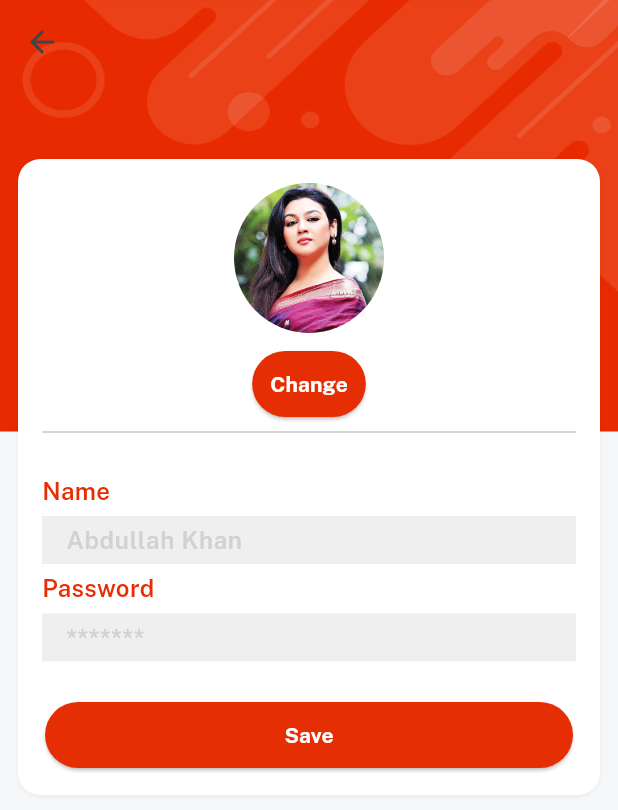
After one commit to AbdullahProjects/eemart, a Flutter app: the EditProfile screen opened directly, after a tap on "Change", on a phone screen of 412 x 824 dp. The commit adds this screen. Shown: the top 810 px of the screen. Run offline on Flutter 3.47's test engine with Material 3 defaults, Android fonts, the light colour scheme and no system bars; our stand-ins replace cloud_firestore, firebase_auth, firebase_core, get, image_picker, velocity_x; accounts and stored records are empty; network calls fail.

Commit message:
edit profile

```diff
--- /dev/null
+++ b/lib/controllers/profile_controller.dart
@@ -0,0 +1,20 @@
+import 'package:eemart/consts/consts.dart';
+import 'package:get/get.dart';
+import 'package:image_picker/image_picker.dart';
+
+class ProfileController extends GetxController {
+  var profileImgPath = ''.obs;
+
+  changeImage(context) async {
+    try {
+      final img = await ImagePicker()
+          .pickImage(source: ImageSource.gallery, imageQuality: 100);
+      if (img == null) return;
+      profileImgPath.value = img.path;
+      update();
+    } catch (e) {
+      VxToast.show(context,
+          msg: e.toString(), bgColor: redColor, textColor: whiteColor);
+    }
+  }
+}
--- /dev/null
+++ b/lib/views/profile_screen/edit_profile_screen.dart
@@ -0,0 +1,73 @@
+import 'dart:io';
+import 'package:eemart/consts/consts.dart';
+import 'package:eemart/controllers/profile_controller.dart';
+import 'package:eemart/widgets_common/bg_widget.dart';
+import 'package:eemart/widgets_common/custom_textfield.dart';
+import 'package:eemart/widgets_common/our_button.dart';
+import 'package:get/get.dart';
+
+class EditProfile extends StatelessWidget {
+  const EditProfile({super.key});
+
+  @override
+  Widget build(BuildContext context) {
+    var controller = Get.find<ProfileController>();
+
+    return bgWidget(
+        child: Scaffold(
+      appBar: AppBar(),
+      body: Column(
+        mainAxisSize: MainAxisSize.min,
+        children: [
+          // Display User Image
+          Obx(() {
+            return controller.profileImgPath.isEmpty
+                ? Image.asset(
+                    imgProfile2,
+                    width: 100,
+                    height: 100,
+                    fit: BoxFit.cover,
+                  ).box.roundedFull.clip(Clip.antiAlias).make()
+                : Image.file(
+                    File(controller.profileImgPath.value),
+                    width: 100,
+                    height: 100,
+                    fit: BoxFit.cover,
+                  ).box.roundedFull.clip(Clip.antiAlias).make();
+          }),
+          10.heightBox,
+          // Change Image option
+          OurButton(
+              title: "Change",
+              textcolor: whiteColor,
+              colour: redColor,
+              onPress: () {
+                controller.changeImage(context);
+              }),
+          const Divider(),
+          20.heightBox,
+          // Change Name and Password option
+          CustomTextField(hint: nameHint, title: name, isPass: false),
+          CustomTextField(hint: passwordhint, title: password, isPass: true),
+          20.heightBox,
+          // Save changes
+          SizedBox(
+              width: context.screenWidth - 60,
+              child: OurButton(
+                  title: "Save",
+                  textcolor: whiteColor,
+                  colour: redColor,
+                  onPress: () {}))
+        ],
+        // whole container
+      )
+          .box
+          .shadowSm
+          .white
+          .rounded
+          .padding(const EdgeInsets.all(16))
+          .margin(const EdgeInsets.only(top: 50, left: 12, right: 12))
+          .make(),
+    ));
+  }
+}
--- a/pubspec.yaml
+++ b/pubspec.yaml
@@ -41,6 +41,7 @@ dependencies:
   firebase_auth: ^4.19.0
   firebase_storage: ^11.7.0
   cloud_firestore: ^4.16.0
+  image_picker: ^1.0.7
 
 
 
```
Also changed, not shown: lib/controllers/auth_controller.dart (+15 -5 lines), lib/services/firestore_services.dart (added, +12 -0 lines), lib/views/auth_screen/login_screen.dart (+13 -2 lines), lib/views/auth_screen/signup_screen.dart (+15 -4 lines), lib/views/profile_screen/profile_screen.dart (+40 -8 lines), lib/views/splash_screen/splash_screen.dart (+10 -2 lines), lib/widgets_common/bg_widget.dart (line endings or trailing spaces), pubspec.lock, 5 other files.
